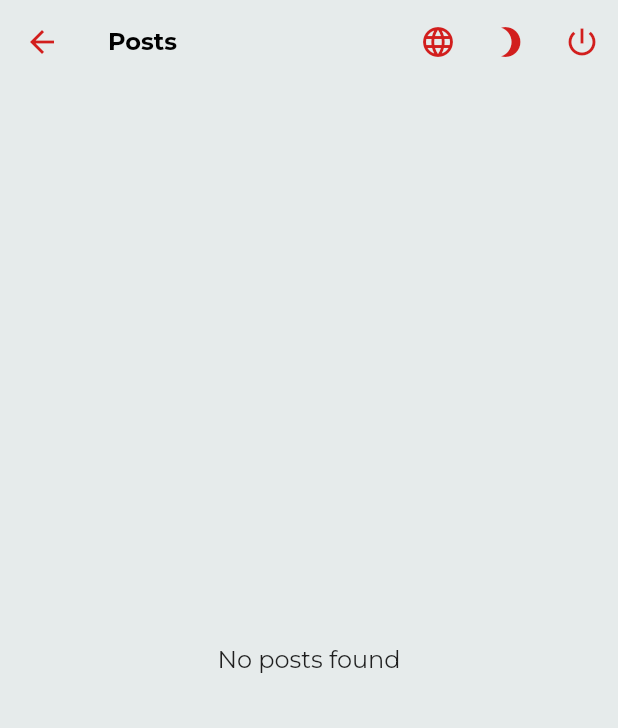
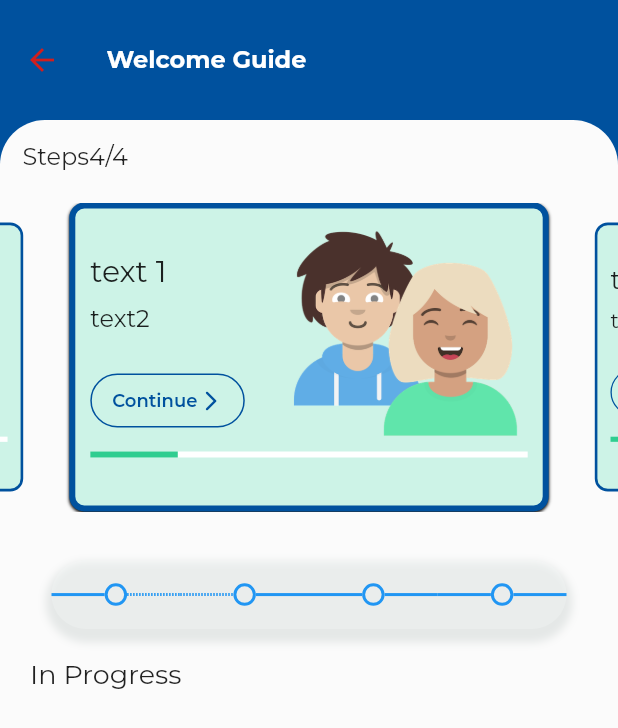
Before and after one commit to aazirani/guide_wizard, a Flutter app: the HomeScreen screen opened by its route, on a phone screen of 412 x 824 dp. Shown: the top 728 px of the screen. Run offline on Flutter 3.47's test engine with Material 2 defaults, Android fonts, the phone set to English and light mode, and no system bars; drawn by our look-alikes of carousel_slider, timelines; our stand-ins replace another_flushbar, dio, dotted_line, flutter_markdown, flutter_mobx, get_it and 7 more; missing offline and left inert: render_metrics, xxtea; accounts and stored records are empty; generated files the repository leaves out were written again.

Commit message:
Update home page

```diff
--- a/lib/ui/home/home.dart
+++ b/lib/ui/home/home.dart
@@ -1,249 +1,90 @@
-import 'package:another_flushbar/flushbar_helper.dart';
-import 'package:boilerplate/data/sharedpref/constants/preferences.dart';
-import 'package:boilerplate/utils/routes/routes.dart';
-import 'package:boilerplate/stores/language/language_store.dart';
-import 'package:boilerplate/stores/post/post_store.dart';
-import 'package:boilerplate/stores/theme/theme_store.dart';
-import 'package:boilerplate/utils/locale/app_localization.dart';
-import 'package:boilerplate/widgets/progress_indicator_widget.dart';
 import 'package:flutter/material.dart';
-import 'package:flutter_mobx/flutter_mobx.dart';
-import 'package:material_dialog/material_dialog.dart';
-import 'package:provider/provider.dart';
-import 'package:shared_preferences/shared_preferences.dart';
+import '../../constants/colors.dart';
+import '../step slider/step_slider_widget.dart';
+import '../step timeline/step_timeline.dart';
 
 class HomeScreen extends StatefulWidget {
+  const HomeScreen({Key? key}) : super(key: key);
+
   @override
-  _HomeScreenState createState() => _HomeScreenState();
+  State<HomeScreen> createState() => _HomeScreenState();
 }
 
 class _HomeScreenState extends State<HomeScreen> {
-  //stores:---------------------------------------------------------------------
-  late PostStore _postStore;
-  late ThemeStore _themeStore;
-  late LanguageStore _languageStore;
-
-  @override
-  void initState() {
-    super.initState();
-  }
-
-  @override
-  void didChangeDependencies() {
-    super.didChangeDependencies();
-
-    // initializing stores
-    _languageStore = Provider.of<LanguageStore>(context);
-    _themeStore = Provider.of<ThemeStore>(context);
-    _postStore = Provider.of<PostStore>(context);
-
-    // check to see if already called api
-    if (!_postStore.loading) {
-      _postStore.getPosts();
-    }
-  }
+  double _getScreenHeight() => MediaQuery.of(context).size.height;
+  double _getScreenWidth() => MediaQuery.of(context).size.width;
 
   @override
   Widget build(BuildContext context) {
+    print(_getScreenHeight());
     return Scaffold(
-      appBar: _buildAppBar(),
-      body: _buildBody(),
+      backgroundColor: Colors.white,
+      appBar: AppBar(
+        toolbarHeight: 80,
+        titleSpacing: 5,
+        backgroundColor: AppColors.main_color,
+        title: Padding(
+            padding: EdgeInsets.only(left: 10),
+            child:
+                Text("Welcome Guide", style: TextStyle(color: Colors.white))),
+      ),
+      body: _buildBody(context),
     );
   }
 
-  // app bar methods:-----------------------------------------------------------
-  PreferredSizeWidget _buildAppBar() {
-    return AppBar(
-      title: Text(AppLocalizations.of(context).translate('home_tv_posts')),
-      actions: _buildActions(context),
-    );
-  }
+/* timline */
 
-  List<Widget> _buildActions(BuildContext context) {
-    return <Widget>[
-      _buildLanguageButton(),
-      _buildThemeButton(),
-      _buildLogoutButton(),
-    ];
-  }
+  // Widget _buildScrollableTimeline() {
+  //   return Container(
+  //     height: _getScreenHeight() / 3,
+  //     child: Align(
+  //       alignment: Alignment.centerLeft,
+  //       child: StepTimeLineWidget(),
+  //     ),
+  //   );
+  // }
 
-  Widget _buildThemeButton() {
-    return Observer(
-      builder: (context) {
-        return IconButton(
-          onPressed: () {
-            _themeStore.changeBrightnessToDark(!_themeStore.darkMode);
-          },
-          icon: Icon(
-            _themeStore.darkMode ? Icons.brightness_5 : Icons.brightness_3,
+  Widget _buildBody(BuildContext context) {
+    print(MediaQuery.of(context).size.height);
+    return Container(
+      color: AppColors.main_color,
+      // height: 160.0,
+      child: Stack(
+        children: <Widget>[
+          Container(
+            // padding: EdgeInsets.symmetric(horizontal: 20.0),
+            child: Container(
+              height: MediaQuery.of(context).size.height,
+              decoration: BoxDecoration(
+                color: Color.fromARGB(255, 251, 251, 251),
+                borderRadius: BorderRadius.only(
+                  topLeft: Radius.circular(30),
+                  topRight: Radius.circular(30),
+                ),
+              ),
+              child: Column(
+                children: [
+                  Padding(
+                      padding: EdgeInsets.only(top: 15, left: 15),
+                      child: Row(children: [Text("Steps"), Text("4/4")])),
+                  StepSliderWidget(),
+                  SizedBox(height: 1),
+                  StepTimeLine(),
+                  SizedBox(height: 20),
+                  Padding(
+                      padding: EdgeInsets.only(left: 20),
+                      child: Align(
+                          alignment: Alignment.centerLeft,
+                          child: Text("In Progress",
+                              style: TextStyle(fontSize: 18)))),
+                  SizedBox(height: 20),
+                  // _buildScrollableTimeline(),
+                ],
+              ),
+            ),
           ),
-        );
-      },
-    );
-  }
-
-  Widget _buildLogoutButton() {
-    return IconButton(
-      onPressed: () {
-        SharedPreferences.getInstance().then((preference) {
-          preference.setBool(Preferences.is_logged_in, false);
-          Navigator.of(context).pushReplacementNamed(Routes.login);
-        });
-      },
-      icon: Icon(
-        Icons.power_settings_new,
+        ],
       ),
     );
   }
-
-  Widget _buildLanguageButton() {
-    return IconButton(
-      onPressed: () {
-        _buildLanguageDialog();
-      },
-      icon: Icon(
-        Icons.language,
-      ),
-    );
-  }
-
-  // body methods:--------------------------------------------------------------
-  Widget _buildBody() {
-    return Stack(
-      children: <Widget>[
-        _handleErrorMessage(),
-        _buildMainContent(),
-      ],
-    );
-  }
-
-  Widget _buildMainContent() {
-    return Observer(
-      builder: (context) {
-        return _postStore.loading
-            ? CustomProgressIndicatorWidget()
-            : Material(child: _buildListView());
-      },
-    );
-  }
-
-  Widget _buildListView() {
-    return _postStore.postList != null
-        ? ListView.separated(
-            itemCount: _postStore.postList!.posts!.length,
-            separatorBuilder: (context, position) {
-              return Divider();
-            },
-            itemBuilder: (context, position) {
-              return _buildListItem(position);
-            },
-          )
-        : Center(
-            child: Text(
-              AppLocalizations.of(context).translate('home_tv_no_post_found'),
-            ),
-          );
-  }
-
-  Widget _buildListItem(int position) {
-    return ListTile(
-      dense: true,
-      leading: Icon(Icons.cloud_circle),
-      title: Text(
-        '${_postStore.postList?.posts?[position].title}',
-        maxLines: 1,
-        overflow: TextOverflow.ellipsis,
-        softWrap: false,
-        style: Theme.of(context).textTheme.subtitle1,
-      ),
-      subtitle: Text(
-        '${_postStore.postList?.posts?[position].body}',
-        maxLines: 1,
-        overflow: TextOverflow.ellipsis,
-        softWrap: false,
-      ),
-    );
-  }
-
-  Widget _handleErrorMessage() {
-    return Observer(
-      builder: (context) {
-        if (_postStore.errorStore.errorMessage.isNotEmpty) {
-          return _showErrorMessage(_postStore.errorStore.errorMessage);
-        }
-
-        return SizedBox.shrink();
-      },
-    );
-  }
-
-  // General Methods:-----------------------------------------------------------
-  _showErrorMessage(String message) {
-    Future.delayed(Duration(milliseconds: 0), () {
-      if (message.isNotEmpty) {
-        FlushbarHelper.createError(
-          message: message,
-          title: AppLocalizations.of(context).translate('home_tv_error'),
-          duration: Duration(seconds: 3),
-        )..show(context);
-      }
-    });
-
-    return SizedBox.shrink();
-  }
-
-_buildLanguageDialog() {
-  _showDialog<String>(
-    context: context,
-    child: MaterialDialog(
-      borderRadius: 5.0,
-      enableFullWidth: true,
-      title: Text(
-        AppLocalizations.of(context).translate('home_tv_choose_language'),
-        style: TextStyle(
-          color: Colors.white,
-          fontSize: 16.0,
-        ),
-      ),
-      headerColor: Theme.of(context).primaryColor,
-      backgroundColor: Theme.of(context).scaffoldBackgroundColor,
-      closeButtonColor: Colors.white,
-      enableCloseButton: true,
-      enableBackButton: false,
-      onCloseButtonClicked: () {
-        Navigator.of(context).pop();
-      },
-      children: _languageStore.supportedLanguages
-          .map(
-            (object) => ListTile(
-              dense: true,
-              contentPadding: EdgeInsets.all(0.0),
-              title: Text(
-                object.language!,
-                style: TextStyle(
-                  color: _languageStore.locale == object.locale
-                      ? Theme.of(context).primaryColor
-                      : _themeStore.darkMode ? Colors.white : Colors.black,
-                ),
-              ),
-              onTap: () {
-                Navigator.of(context).pop();
-                // change user language based on selected locale
-                _languageStore.changeLanguage(object.locale!);
-              },
-            ),
-          )
-          .toList(),
-    ),
-  );
 }
-
-  _showDialog<T>({required BuildContext context, required Widget child}) {
-    showDialog<T>(
-      context: context,
-      builder: (BuildContext context) => child,
-    ).then<void>((T? value) {
-      // The value passed to Navigator.pop() or null.
-    });
-  }
-}
--- a/lib/ui/my_app.dart
+++ b/lib/ui/my_app.dart
@@ -59,7 +59,7 @@ class MyApp extends StatelessWidget {
               // Built-in localization of basic text for Cupertino widgets
               GlobalCupertinoLocalizations.delegate,
             ],
-            home: BlockPageTextOnly(),
+            home: HomeScreen(),
           );
         },
       ),
--- /dev/null
+++ b/lib/ui/step slider/step_slider_widget.dart
@@ -0,0 +1,144 @@
+import 'package:flutter/material.dart';
+import 'package:flutter/src/foundation/key.dart';
+import 'package:flutter/src/widgets/container.dart';
+import 'package:flutter/src/widgets/framework.dart';
+import 'package:carousel_slider/carousel_slider.dart';
+import '../../models/step/step.dart' as s;
+import '../../utils/enums/enum.dart';
+import '../../constants/colors.dart';
+
+class StepSliderWidget extends StatefulWidget {
+  const StepSliderWidget({Key? key}) : super(key: key);
+
+  @override
+  State<StepSliderWidget> createState() => _StepSliderWidgetState();
+}
+
+class _StepSliderWidgetState extends State<StepSliderWidget> {
+
+  double _getScreenHeight() => MediaQuery.of(context).size.height;
+  double _getScreenWidth() => MediaQuery.of(context).size.width;
+
+  @override
+  Widget build(BuildContext context) {
+    return _buildCarouselSlider();
+  }
+
+  Widget _buildSliderContainer(int i) {
+    return Container(
+        alignment: Alignment.topLeft,
+        width: MediaQuery.of(context).size.width,
+        margin: EdgeInsets.symmetric(horizontal: 5.0),
+        padding: EdgeInsets.only(top: 10),
+        decoration: BoxDecoration(
+          color: Color.fromARGB(255, 205, 243, 231),
+          border: (i == 1)
+              ? Border.all(width: 4, color: AppColors.main_color)
+              : Border.all(width: 2, color: AppColors.main_color),
+          boxShadow: (i == 1)
+              ? [BoxShadow(blurRadius: 1, offset: Offset(0, 1))]
+              : null,
+          borderRadius: BorderRadius.all(Radius.circular(10)),
+        ),
+        child: Stack(
+          children: [
+            _buildAvatar(),
+            Padding(
+              padding: EdgeInsets.only(top: 20, left: 10),
+              child: Column(
+                  mainAxisAlignment: MainAxisAlignment.start,
+                  crossAxisAlignment: CrossAxisAlignment.start,
+                  children: [
+                    Text(
+                      'text $i',
+                      style: TextStyle(fontSize: 20.0),
+                    ),
+                    SizedBox(height: 10),
+                    Text("text2"),
+                    // SizedBox(height: 5),
+
+                    SizedBox(height: 20),
+                    _buildContinueButton(),
+                    SizedBox(height: 10),
+                    _buildProgressBar(),
+                  ]),
+            )
+          ],
+        ));
+  }
+
+  Widget _buildAvatar() {
+    return Stack(children: [
+      Padding(
+        padding: EdgeInsets.only(left: 140, bottom: 60),
+        child: Image.asset("assets/images/avatar_boy.png", fit: BoxFit.contain),
+      ),
+      Padding(
+          padding: EdgeInsets.only(left: 200, bottom: 40, top: 20),
+          child:
+              Image.asset("assets/images/avatar_girl.png", fit: BoxFit.cover))
+    ]);
+  }
+
+  Widget _buildContinueButton() {
+    return Container(
+      // decoration: BoxDecoration(color: Color.fromARGB(248, 203, 223, 245) ,borderRadius: BorderRadius.all(Radius.circular(18)) ,boxShadow: [BoxShadow(color: AppColors.hannover_blue.withOpacity(0.4), spreadRadius: 0, blurRadius: 7, offset: Offset(0,4)),]),
+      child: TextButton(
+        style: ButtonStyle(
+            fixedSize: MaterialStateProperty.all(
+                Size.fromWidth(MediaQuery.of(context).size.width / 4)),
+            backgroundColor: MaterialStateProperty.all(
+                AppColors.main_color.withOpacity(0)),
+            shape: MaterialStateProperty.all<RoundedRectangleBorder>(
+                RoundedRectangleBorder(
+                    borderRadius: BorderRadius.circular(18.0),
+                    side: BorderSide(color: AppColors.main_color)))),
+        onPressed: () {},
+        child: Row(mainAxisAlignment: MainAxisAlignment.center, children: [
+          Text("Continue",
+              style: TextStyle(fontSize: 12, color: AppColors.main_color)),
+          SizedBox(width: 1),
+          Icon(
+            Icons.arrow_forward_ios_rounded,
+            color: AppColors.main_color,
+            size: 16,
+          )
+        ]),
+      ),
+    );
+  }
+
+  Widget _buildProgressBar() {
+    return Padding(
+        padding: EdgeInsets.only(right: 10),
+        child: LinearProgressIndicator(
+            value: 0.2,
+            backgroundColor: Colors.white,
+            valueColor:
+                AlwaysStoppedAnimation(Color.fromARGB(255, 47, 205, 144))));
+  }
+
+  Widget _buildCarouselSlider() {
+    print(_getScreenHeight() / 3);
+    return Container(
+      color: Color.fromARGB(255, 95, 34, 139).withOpacity(0),
+      alignment: Alignment.topRight,
+      padding: EdgeInsets.only(top: 20),
+      height: MediaQuery.of(context).size.height / 3.2,
+      child: CarouselSlider(
+        options: CarouselOptions(
+            height: _getScreenHeight() / 4, enlargeCenterPage: true),
+        items: [1, 2, 3, 4, 5].map((i) {
+          return Builder(
+            builder: (BuildContext context) {
+              return GestureDetector(
+                onTap: () {},
+                child: _buildSliderContainer(i),
+              );
+            },
+          );
+        }).toList(),
+      ),
+    );
+  }
+}
--- /dev/null
+++ b/lib/ui/step timeline/step_timeline.dart
@@ -0,0 +1,104 @@
+import 'package:flutter/material.dart';
+import 'package:timelines/timelines.dart';
+import 'package:flutter/src/foundation/key.dart';
+import 'package:flutter/src/widgets/container.dart';
+import 'package:flutter/src/widgets/framework.dart';
+import '../../constants/colors.dart';
+
+class StepTimeLine extends StatefulWidget {
+  const StepTimeLine({Key? key}) : super(key: key);
+
+  @override
+  State<StepTimeLine> createState() => _StepTimeLineState();
+}
+
+class _StepTimeLineState extends State<StepTimeLine> {
+
+  double _getScreenHeight() => MediaQuery.of(context).size.height;
+  double _getScreenWidth() => MediaQuery.of(context).size.width;
+
+  @override
+  Widget build(BuildContext context) {
+    return Container(
+        width: _getScreenWidth() / 1.2,
+        height: _getScreenHeight() / 18,
+        decoration: BoxDecoration(
+          color: Color.fromARGB(207, 245, 249, 248).withOpacity(0.3),
+          borderRadius: BorderRadius.all(Radius.circular(40)),
+          boxShadow: [
+            BoxShadow(
+                spreadRadius: 4,
+                blurRadius: 4,
+                color: Color.fromARGB(116, 139, 154, 150).withOpacity(0.2),
+                offset: Offset(0, 5)),
+          ],
+        ),
+        child: Align(
+            alignment: Alignment.center,
+            // child: Text("hi")
+            child: FixedTimeline.tileBuilder(
+              direction: Axis.horizontal,
+              builder: TimelineTileBuilder.connectedFromStyle(
+                connectionDirection: ConnectionDirection.before,
+                connectorStyleBuilder: (context, index) {
+                  return (index == 1)
+                      ? ConnectorStyle.dashedLine
+                      : ConnectorStyle.solidLine;
+                },
+                indicatorStyleBuilder: (context, index) => IndicatorStyle.outlined,
+                itemExtent: (_getScreenWidth() / 1.2) / 4,
+                itemCount: 4,
+              ),
+            ))
+        // child: FixedTimeline(children: [TimelineNode.simple()])),
+        );
+  }
+
+  BoxDecoration _buildStartGradient() {
+    return BoxDecoration(
+      gradient: LinearGradient(
+        begin: Alignment.centerLeft,
+        end: Alignment.centerRight,
+        colors: [Color.fromARGB(159, 25, 156, 196), Colors.green.shade600],
+      ),
+    );
+  }
+
+  BoxDecoration _buildEndGradient() {
+    return BoxDecoration(
+      gradient: LinearGradient(
+        begin: Alignment.centerLeft,
+        end: Alignment.centerRight,
+        colors: [AppColors.main_color, Color.fromARGB(159, 25, 156, 196)],
+      ),
+    );
+  }
+
+  Widget _buildStartConnector() {
+    return DecoratedLineConnector(
+      thickness: 6,
+      direction: Axis.horizontal,
+      decoration: _buildStartGradient(),
+    );
+  }
+
+  Widget _buildEndConnector() {
+    return DecoratedLineConnector(
+      thickness: 6,
+      direction: Axis.horizontal,
+      decoration: _buildEndGradient(),
+    );
+  }
+
+  Widget _buildIndicator() {
+    return DotIndicator(color: AppColors.main_color);
+  }
+
+  Widget _buildNode(int index) {
+    return TimelineNode(
+      indicator: _buildIndicator(),
+      startConnector: (index == 0) ? null : _buildStartConnector(),
+      endConnector: (index == 3) ? null : _buildEndConnector(),
+    );
+  }
+}
--- a/pubspec.yaml
+++ b/pubspec.yaml
@@ -80,6 +80,10 @@ dependencies:
   flutter_markdown: ^0.6.13
   url_launcher: ^6.1.6
 
+  timelines: ^0.1.0
+  timeline_tile: ^2.0.0
+  carousel_slider: ^4.1.1
+
 dev_dependencies:
   flutter_test:
     sdk: flutter
```
Also changed, not shown: lib/models/step/step.dart (added, +12 -0 lines), lib/utils/enums/enum.dart (added, +12 -0 lines), assets/images/avatar_boy.png (added), assets/images/avatar_girl.png (added).
